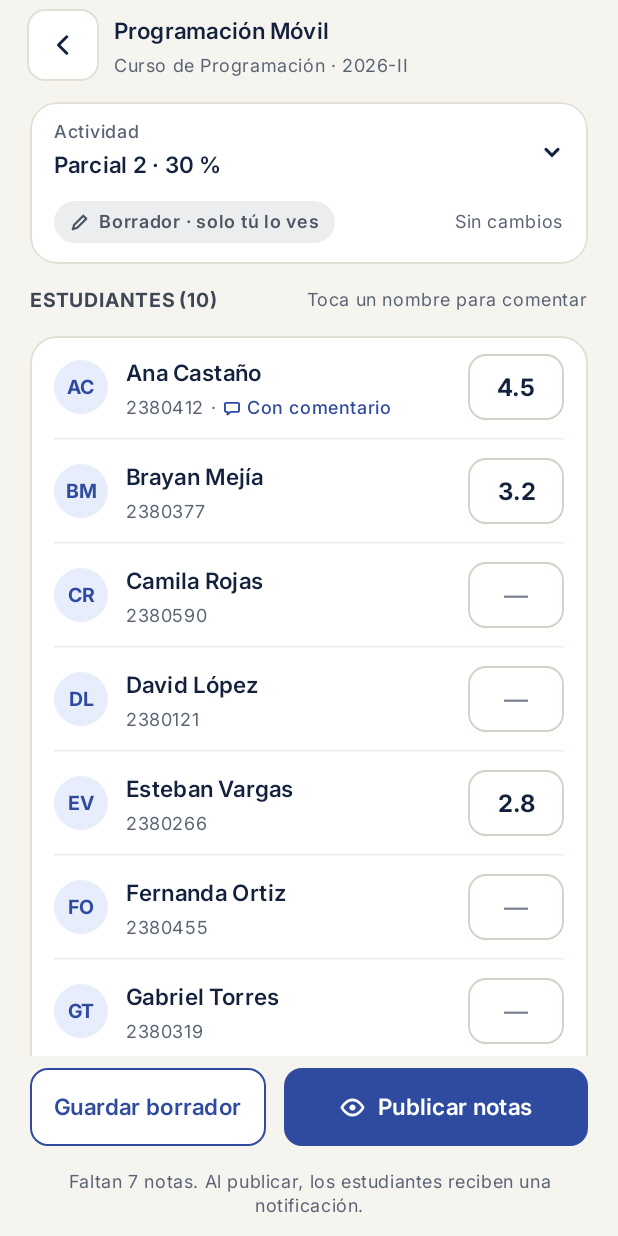
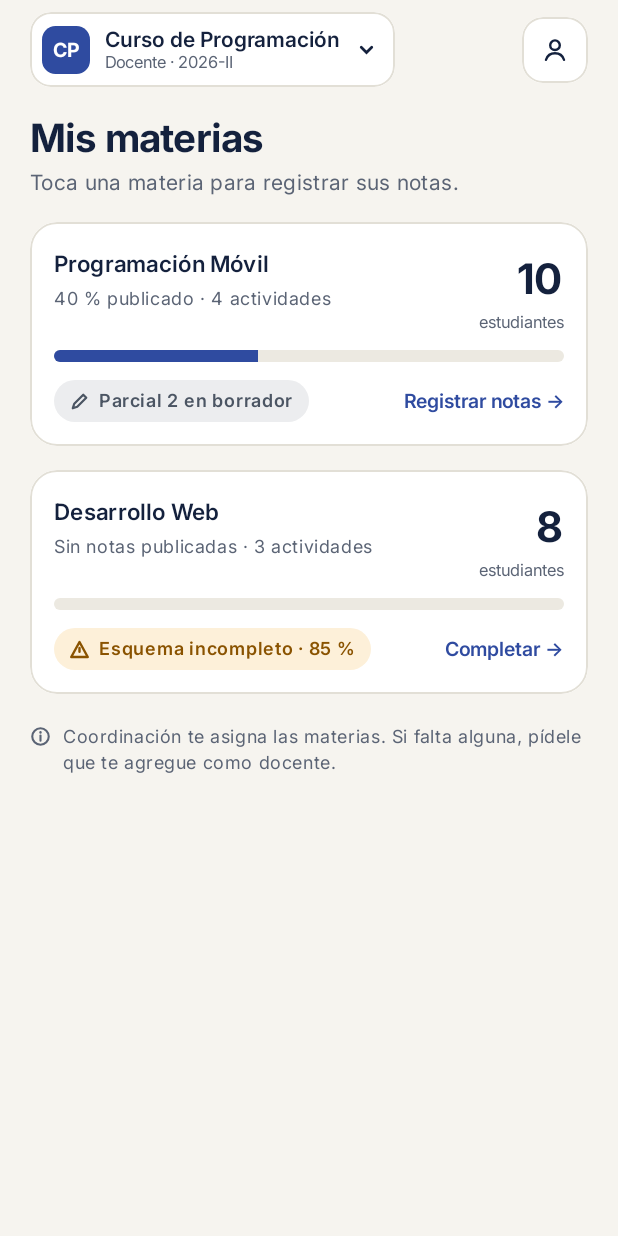
Before and after one commit to Fillhx/Notia, an Android app built with Jetpack Compose: the TeacherScreen screen opened through its navigation route, on a phone screen of 412 x 824 dp. Run offline under Robolectric (Android 15) with nearby library versions, the phone set to English and light mode, and no system bars.

Commit message:
feat(RF-05, RF-08): lista de materias del docente
Figma "11. Docente · Mis materias": selector de organización, tarjeta
por materia con estudiantes, porcentaje publicado y chip de lo
pendiente. Tocar la tarjeta abre el registro de notas o, si el esquema
está incompleto, el esquema. TeacherScreen arranca en la lista y volver
regresa siempre a la pantalla anterior.

```diff
--- a/app/src/main/java/co/edu/univalle/notia/features/teacher/TeacherComponents.kt
+++ b/app/src/main/java/co/edu/univalle/notia/features/teacher/TeacherComponents.kt
@@ -48,6 +48,7 @@ internal val CellBorder = Color(0xFFD6D2C7)
 internal val RowDivider = Color(0xFFEFECE5)
 internal val EmptyDash = Color(0xFF7A8191)
 internal val DisabledText = Color(0xFF9AA0AB)
+internal val ProgressTrack = Color(0xFFECE9E1)
 
 internal val SectionLabelStyle = TextStyle(
     fontFamily = InterFontFamily,
--- a/app/src/main/java/co/edu/univalle/notia/features/teacher/TeacherScreen.kt
+++ b/app/src/main/java/co/edu/univalle/notia/features/teacher/TeacherScreen.kt
@@ -1,5 +1,6 @@
 package co.edu.univalle.notia.features.teacher
 
+import androidx.activity.compose.BackHandler
 import androidx.compose.runtime.Composable
 import androidx.compose.runtime.getValue
 import androidx.compose.runtime.mutableStateOf
@@ -9,22 +10,48 @@ import androidx.compose.runtime.setValue
 private enum class TeacherPage { GRADES, SCHEME, HISTORY }
 
 /**
- * Entrada del rol Docente. Por ahora abre directo la materia de ejemplo; la lista de materias del
- * docente viene después. Desde el registro de notas se entra al esquema (RF-10) y al historial (RF-19).
+ * Entrada del rol Docente: "Mis materias" → registro de notas de una materia, y desde ahí el
+ * esquema (RF-10) y el historial (RF-19). Volver siempre regresa a la pantalla anterior.
  */
 @Composable
 fun TeacherScreen(onBack: () -> Unit = {}) {
-    val subjectId = FakeTeacherRepository.DEMO_SUBJECT_ID
+    var subjectId by rememberSaveable { mutableStateOf<String?>(null) }
     var page by rememberSaveable { mutableStateOf(TeacherPage.GRADES) }
+    // El esquema también se abre directo desde la lista ("Completar"): al volver, regresa a la lista.
+    var schemeFromList by rememberSaveable { mutableStateOf(false) }
+
+    fun backToList() {
+        subjectId = null
+        page = TeacherPage.GRADES
+        schemeFromList = false
+    }
+
+    val current = subjectId
+    if (current == null) {
+        TeacherSubjectsScreen(
+            onOpenSubject = { id, destination ->
+                subjectId = id
+                page = if (destination == SubjectDestination.SCHEME) TeacherPage.SCHEME else TeacherPage.GRADES
+                schemeFromList = destination == SubjectDestination.SCHEME
+            },
+            onChangeOrganization = onBack
+        )
+        return
+    }
+
+    BackHandler(enabled = page == TeacherPage.GRADES, onBack = ::backToList)
 
     when (page) {
         TeacherPage.GRADES -> GradeEntryScreen(
-            subjectId = subjectId,
-            onBack = onBack,
+            subjectId = current,
+            onBack = ::backToList,
             onEditScheme = { page = TeacherPage.SCHEME },
             onOpenHistory = { page = TeacherPage.HISTORY }
         )
-        TeacherPage.SCHEME -> EvaluationSchemeScreen(subjectId = subjectId, onBack = { page = TeacherPage.GRADES })
-        TeacherPage.HISTORY -> GradeHistoryScreen(subjectId = subjectId, onBack = { page = TeacherPage.GRADES })
+        TeacherPage.SCHEME -> EvaluationSchemeScreen(
+            subjectId = current,
+            onBack = { if (schemeFromList) backToList() else page = TeacherPage.GRADES }
+        )
+        TeacherPage.HISTORY -> GradeHistoryScreen(subjectId = current, onBack = { page = TeacherPage.GRADES })
     }
 }
--- /dev/null
+++ b/app/src/main/java/co/edu/univalle/notia/features/teacher/TeacherSubjectsScreen.kt
@@ -0,0 +1,320 @@
+package co.edu.univalle.notia.features.teacher
+
+import androidx.compose.foundation.background
+import androidx.compose.foundation.border
+import androidx.compose.foundation.clickable
+import androidx.compose.foundation.layout.Box
+import androidx.compose.foundation.layout.Column
+import androidx.compose.foundation.layout.Row
+import androidx.compose.foundation.layout.Spacer
+import androidx.compose.foundation.layout.fillMaxHeight
+import androidx.compose.foundation.layout.fillMaxSize
+import androidx.compose.foundation.layout.fillMaxWidth
+import androidx.compose.foundation.layout.height
+import androidx.compose.foundation.layout.navigationBarsPadding
+import androidx.compose.foundation.layout.padding
+import androidx.compose.foundation.layout.size
+import androidx.compose.foundation.layout.statusBarsPadding
+import androidx.compose.foundation.layout.width
+import androidx.compose.foundation.rememberScrollState
+import androidx.compose.foundation.shape.RoundedCornerShape
+import androidx.compose.foundation.verticalScroll
+import androidx.compose.material3.Icon
+import androidx.compose.material3.MaterialTheme
+import androidx.compose.material3.Surface
+import androidx.compose.material3.Text
+import androidx.compose.runtime.Composable
+import androidx.compose.runtime.remember
+import androidx.compose.ui.Alignment
+import androidx.compose.ui.Modifier
+import androidx.compose.ui.draw.clip
+import androidx.compose.ui.res.painterResource
+import androidx.compose.ui.semantics.contentDescription
+import androidx.compose.ui.semantics.semantics
+import androidx.compose.ui.text.TextStyle
+import androidx.compose.ui.text.font.FontWeight
+import androidx.compose.ui.text.style.TextAlign
+import androidx.compose.ui.tooling.preview.Preview
+import androidx.compose.ui.unit.dp
+import androidx.compose.ui.unit.sp
+import co.edu.univalle.notia.R
+import co.edu.univalle.notia.ui.theme.InterFontFamily
+import co.edu.univalle.notia.ui.theme.NotiaBorder
+import co.edu.univalle.notia.ui.theme.NotiaInk
+import co.edu.univalle.notia.ui.theme.NotiaPaper
+import co.edu.univalle.notia.ui.theme.NotiaPrimary
+import co.edu.univalle.notia.ui.theme.NotiaSurface
+import co.edu.univalle.notia.ui.theme.NotiaTextSecondary
+import co.edu.univalle.notia.ui.theme.NotiaTheme
+
+/** A dónde lleva tocar una materia. */
+enum class SubjectDestination { GRADES, SCHEME }
+
+private data class SubjectCardData(
+    val subject: TeacherSubject,
+    val studentCount: Int,
+    val publishedPercent: Int,
+    val activityCount: Int,
+    val pending: SubjectPending,
+)
+
+/**
+ * Figma "11. Docente · Mis materias". El selector de organización vuelve a "Tus organizaciones"
+ * (RF-05); el perfil (cerrar sesión, RF-01) lo conecta el paquete A.
+ */
+@Composable
+fun TeacherSubjectsScreen(
+    onOpenSubject: (subjectId: String, destination: SubjectDestination) -> Unit,
+    onChangeOrganization: () -> Unit,
+    onOpenProfile: () -> Unit = {},
+) {
+    val repo = FakeTeacherRepository
+    // Se recalcula cada vez que se vuelve a esta pantalla (el estado viene del repositorio).
+    val cards = remember {
+        repo.subjects().map { subject ->
+            val activities = repo.activities(subject.id)
+            SubjectCardData(
+                subject = subject,
+                studentCount = repo.students(subject.id).size,
+                publishedPercent = publishedPercent(activities),
+                activityCount = activities.size,
+                pending = subjectPending(activities, activities.associate { it.id to repo.gradeCount(subject.id, it.id) })
+            )
+        }
+    }
+
+    Column(
+        modifier = Modifier
+            .fillMaxSize()
+            .background(NotiaPaper)
+            .statusBarsPadding()
+            .navigationBarsPadding()
+            .verticalScroll(rememberScrollState())
+            .padding(horizontal = 20.dp)
+    ) {
+        Spacer(modifier = Modifier.height(8.dp))
+        Row(verticalAlignment = Alignment.CenterVertically) {
+            OrganizationSelector(
+                name = FakeTeacherRepository.ORGANIZATION_NAME,
+                detail = "Docente · ${FakeTeacherRepository.PERIOD_NAME}",
+                onClick = onChangeOrganization
+            )
+            Spacer(modifier = Modifier.weight(1f))
+            Box(
+                modifier = Modifier
+                    .size(44.dp)
+                    .clip(RoundedCornerShape(14.dp))
+                    .background(NotiaSurface)
+                    .border(1.dp, NotiaBorder, RoundedCornerShape(14.dp))
+                    .clickable(onClickLabel = "Perfil", onClick = onOpenProfile),
+                contentAlignment = Alignment.Center
+            ) {
+                Icon(
+                    painter = painterResource(R.drawable.ic_profile),
+                    contentDescription = "Perfil",
+                    tint = NotiaInk,
+                    modifier = Modifier.size(20.dp)
+                )
+            }
+        }
+
+        Spacer(modifier = Modifier.height(16.dp))
+        Text(
+            text = "Mis materias",
+            style = MaterialTheme.typography.headlineMedium,
+            letterSpacing = (-0.4).sp,
+            color = NotiaInk
+        )
+        Spacer(modifier = Modifier.height(2.dp))
+        Text(
+            text = "Toca una materia para registrar sus notas.",
+            style = MaterialTheme.typography.bodyMedium,
+            color = NotiaTextSecondary
+        )
+
+        if (cards.isEmpty()) {
+            Spacer(modifier = Modifier.height(16.dp))
+            Text(
+                text = "Todavía no tienes materias asignadas.",
+                style = MaterialTheme.typography.bodyMedium,
+                color = NotiaTextSecondary,
+                textAlign = TextAlign.Center,
+                modifier = Modifier
+                    .fillMaxWidth()
+                    .background(NotiaSurface, RoundedCornerShape(18.dp))
+                    .border(1.dp, NotiaBorder, RoundedCornerShape(18.dp))
+                    .padding(horizontal = 16.dp, vertical = 24.dp)
+            )
+        }
+        cards.forEach { card ->
+            Spacer(modifier = Modifier.height(16.dp))
+            SubjectCard(card = card, onOpen = { destination -> onOpenSubject(card.subject.id, destination) })
+        }
+
+        Spacer(modifier = Modifier.height(20.dp))
+        Row {
+            Icon(
+                painter = painterResource(R.drawable.ic_info),
+                contentDescription = null,
+                tint = NotiaTextSecondary,
+                modifier = Modifier
+                    .padding(top = 1.dp)
+                    .size(14.dp)
+            )
+            Spacer(modifier = Modifier.width(8.dp))
+            Text(
+                text = "Coordinación te asigna las materias. Si falta alguna, pídele que te agregue como docente.",
+                style = MaterialTheme.typography.bodySmall,
+                lineHeight = 17.sp,
+                color = NotiaTextSecondary
+            )
+        }
+        Spacer(modifier = Modifier.height(16.dp))
+    }
+}
+
+@Composable
+private fun OrganizationSelector(name: String, detail: String, onClick: () -> Unit) {
+    val shape = RoundedCornerShape(14.dp)
+    Row(
+        modifier = Modifier
+            .height(50.dp)
+            .clip(shape)
+            .background(NotiaSurface)
+            .border(1.dp, NotiaBorder, shape)
+            .clickable(onClickLabel = "Cambiar de organización", onClick = onClick)
+            .padding(start = 8.dp, end = 12.dp),
+        verticalAlignment = Alignment.CenterVertically
+    ) {
+        Box(
+            modifier = Modifier
+                .size(32.dp)
+                .background(NotiaPrimary, RoundedCornerShape(9.dp)),
+            contentAlignment = Alignment.Center
+        ) {
+            Text(
+                text = organizationInitials(name),
+                style = TextStyle(fontFamily = InterFontFamily, fontWeight = FontWeight.Bold, fontSize = 13.sp),
+                color = NotiaSurface
+            )
+        }
+        Spacer(modifier = Modifier.width(10.dp))
+        Column {
+            Text(
+                text = name,
+                style = TextStyle(fontFamily = InterFontFamily, fontWeight = FontWeight.SemiBold, fontSize = 14.sp),
+                color = NotiaInk
+            )
+            Text(
+                text = detail,
+                style = TextStyle(fontFamily = InterFontFamily, fontSize = 11.sp),
+                color = NotiaTextSecondary
+            )
+        }
+        Spacer(modifier = Modifier.width(10.dp))
+        Icon(
+            painter = painterResource(R.drawable.ic_chevron_down_small),
+            contentDescription = null,
+            tint = NotiaInk,
+            modifier = Modifier.size(14.dp)
+        )
+    }
+}
+
+@Composable
+private fun SubjectCard(card: SubjectCardData, onOpen: (SubjectDestination) -> Unit) {
+    val shape = RoundedCornerShape(18.dp)
+    // La tarjeta entera hace la acción que muestra su enlace.
+    val (destination, actionLabel) = when (card.pending) {
+        is SubjectPending.IncompleteScheme -> SubjectDestination.SCHEME to "Completar"
+        SubjectPending.AllPublished -> SubjectDestination.GRADES to "Ver notas"
+        else -> SubjectDestination.GRADES to "Registrar notas"
+    }
+
+    Column(
+        modifier = Modifier
+            .fillMaxWidth()
+            .clip(shape)
+            .background(NotiaSurface)
+            .border(1.dp, NotiaBorder, shape)
+            .clickable(onClickLabel = actionLabel) { onOpen(destination) }
+            .padding(16.dp)
+            .semantics(mergeDescendants = true) {
+                contentDescription = "${card.subject.name}, ${card.studentCount} estudiantes, " +
+                    subjectMetaText(card.publishedPercent, card.activityCount)
+            }
+    ) {
+        Row(verticalAlignment = Alignment.Top) {
+            Column(modifier = Modifier.weight(1f)) {
+                Text(text = card.subject.name, style = MaterialTheme.typography.titleMedium, color = NotiaInk)
+                Spacer(modifier = Modifier.height(3.dp))
+                Text(
+                    text = subjectMetaText(card.publishedPercent, card.activityCount),
+                    style = MaterialTheme.typography.bodySmall,
+                    color = NotiaTextSecondary
+                )
+            }
+            Column(horizontalAlignment = Alignment.End) {
+                Text(
+                    text = card.studentCount.toString(),
+                    style = MaterialTheme.typography.displaySmall,
+                    letterSpacing = (-0.5).sp,
+                    color = NotiaInk
+                )
+                Text(
+                    text = if (card.studentCount == 1) "estudiante" else "estudiantes",
+                    style = TextStyle(fontFamily = InterFontFamily, fontSize = 11.sp),
+                    color = NotiaTextSecondary
+                )
+            }
+        }
+
+        Spacer(modifier = Modifier.height(12.dp))
+        Box(
+            modifier = Modifier
+                .fillMaxWidth()
+                .height(8.dp)
+                .clip(RoundedCornerShape(4.dp))
+                .background(ProgressTrack)
+        ) {
+            if (card.publishedPercent > 0) {
+                Box(
+                    modifier = Modifier
+                        .fillMaxHeight()
+                        .fillMaxWidth(card.publishedPercent / 100f)
+                        .background(NotiaPrimary)
+                )
+            }
+        }
+
+        Spacer(modifier = Modifier.height(12.dp))
+        Row(verticalAlignment = Alignment.CenterVertically) {
+            when (val pending = card.pending) {
+                is SubjectPending.IncompleteScheme ->
+                    StatusChip(R.drawable.ic_warning, "Esquema incompleto · ${pending.total} %", ChipWarnBg, ChipWarnText)
+                is SubjectPending.DraftWithGrades ->
+                    StatusChip(R.drawable.ic_pencil, "${pending.activityName} en borrador", ChipDraftBg, ChipDraftText)
+                is SubjectPending.NoGrades ->
+                    StatusChip(R.drawable.ic_pencil, "${pending.activityName} sin notas", ChipDraftBg, ChipDraftText)
+                SubjectPending.AllPublished ->
+                    StatusChip(R.drawable.ic_check, "Todo publicado", ChipOkBg, ChipOkText)
+            }
+            Spacer(modifier = Modifier.weight(1f))
+            Text(
+                text = "$actionLabel →",
+                style = TextStyle(fontFamily = InterFontFamily, fontWeight = FontWeight.SemiBold, fontSize = 13.sp),
+                color = NotiaPrimary
+            )
+        }
+    }
+}
+
+@Preview(showBackground = true, widthDp = 390, heightDp = 844)
+@Composable
+private fun TeacherSubjectsScreenPreview() {
+    NotiaTheme {
+        Surface(color = NotiaPaper) {
+            TeacherSubjectsScreen(onOpenSubject = { _, _ -> }, onChangeOrganization = {})
+        }
+    }
+}
--- /dev/null
+++ b/app/src/main/res/drawable/ic_chevron_down_small.xml
@@ -0,0 +1,13 @@
+<?xml version="1.0" encoding="utf-8"?>
+<!-- Ícono de Figma "Notia · Diseño inicial" (selector de organización). Color con tint. -->
+<vector xmlns:android="http://schemas.android.com/apk/res/android"
+    android:width="14dp"
+    android:height="14dp"
+    android:viewportWidth="14"
+    android:viewportHeight="14">
+    <path
+        android:pathData="M3.5,5.5L7,9L10.5,5.5"
+        android:strokeWidth="1.8"
+        android:strokeColor="#FF000000"
+        android:strokeLineCap="round" />
+</vector>
--- /dev/null
+++ b/app/src/main/res/drawable/ic_info.xml
@@ -0,0 +1,22 @@
+<?xml version="1.0" encoding="utf-8"?>
+<!-- Ícono de Figma "Notia · Diseño inicial" (11. Docente · Mis materias). Color con tint. -->
+<vector xmlns:android="http://schemas.android.com/apk/res/android"
+    android:width="14dp"
+    android:height="14dp"
+    android:viewportWidth="14"
+    android:viewportHeight="14">
+    <path
+        android:pathData="M7,1.5C10.04,1.5 12.5,3.96 12.5,7C12.5,10.04 10.04,12.5 7,12.5C3.96,12.5 1.5,10.04 1.5,7C1.5,3.96 3.96,1.5 7,1.5Z"
+        android:strokeWidth="1.4"
+        android:strokeColor="#FF000000" />
+    <path
+        android:pathData="M7,6.3V9.8"
+        android:strokeWidth="1.4"
+        android:strokeColor="#FF000000"
+        android:strokeLineCap="round" />
+    <path
+        android:pathData="M7,4.2V4.3"
+        android:strokeWidth="1.6"
+        android:strokeColor="#FF000000"
+        android:strokeLineCap="round" />
+</vector>
--- /dev/null
+++ b/app/src/main/res/drawable/ic_profile.xml
@@ -0,0 +1,17 @@
+<?xml version="1.0" encoding="utf-8"?>
+<!-- Ícono de Figma "Notia · Diseño inicial" (11. Docente · Mis materias). Color con tint. -->
+<vector xmlns:android="http://schemas.android.com/apk/res/android"
+    android:width="20dp"
+    android:height="20dp"
+    android:viewportWidth="20"
+    android:viewportHeight="20">
+    <path
+        android:pathData="M10,10C11.7673,10 13.2,8.56731 13.2,6.8C13.2,5.03269 11.7673,3.6 10,3.6C8.23269,3.6 6.8,5.03269 6.8,6.8C6.8,8.56731 8.23269,10 10,10Z"
+        android:strokeWidth="1.6"
+        android:strokeColor="#FF000000" />
+    <path
+        android:pathData="M4,16.5C4.9,13.7 7.3,12.2 10,12.2C12.7,12.2 15.1,13.7 16,16.5"
+        android:strokeWidth="1.6"
+        android:strokeColor="#FF000000"
+        android:strokeLineCap="round" />
+</vector>
```
